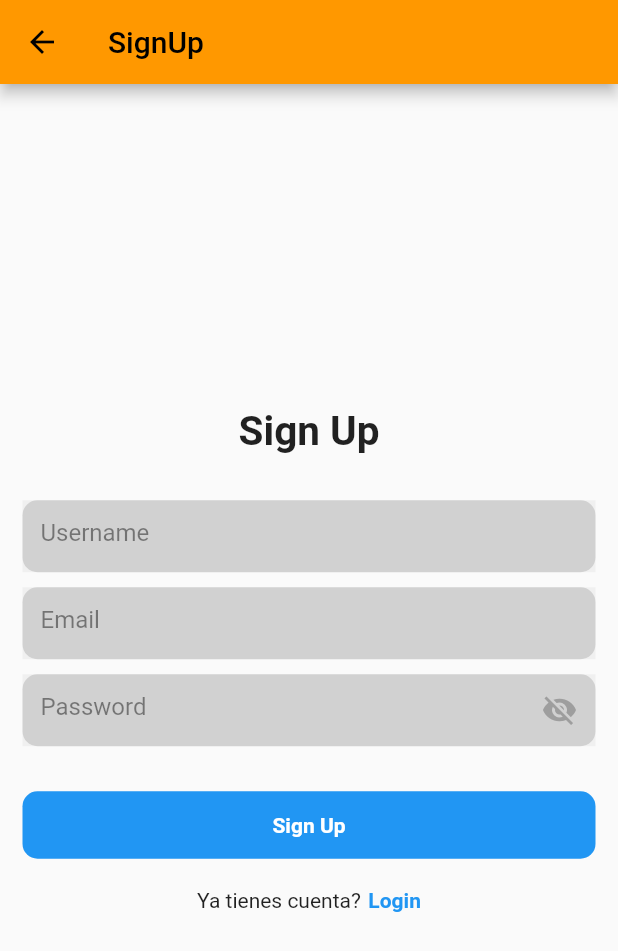
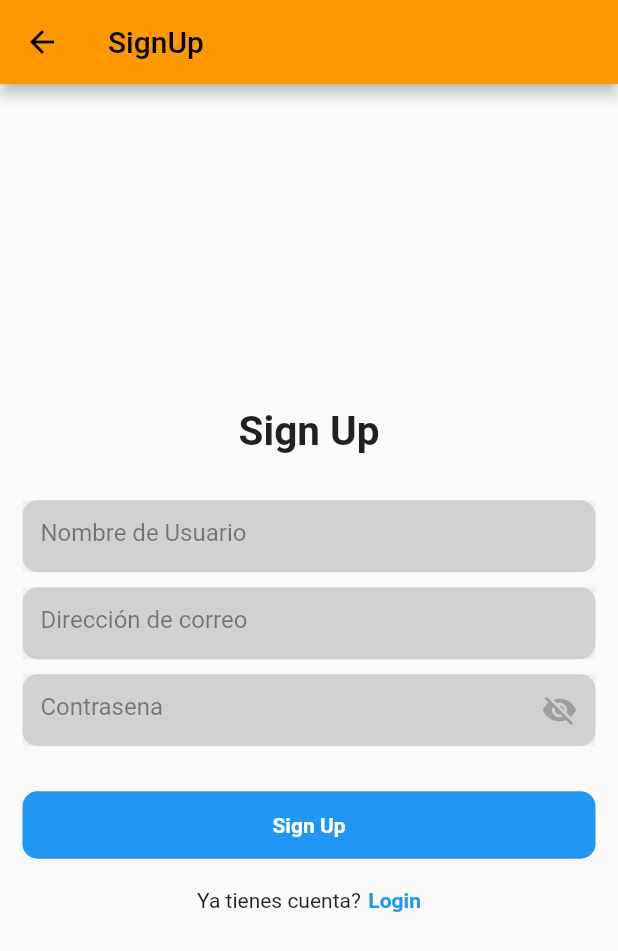
Before and after one commit to devgamez2022/one_flutter, a Flutter app: the SignUpPage screen opened by its route, on a phone screen of 412 x 824 dp. Shown: the top 951 px of the screen. Run offline on Flutter 3.47's test engine with Material 2 defaults, Android fonts, the light colour scheme and no system bars; our stand-ins replace cloud_firestore, firebase_auth, firebase_core; accounts and stored records are empty.

Commit message:
cambios realizados en los fichero de LogIn y SignUp

```diff
--- a/lib/views/sign_up_auth.dart
+++ b/lib/views/sign_up_auth.dart
@@ -2,7 +2,7 @@ import 'package:firebase_auth/firebase_auth.dart';
 import 'package:flutter/material.dart';
 import 'package:one_flutter/user_auth/firebase_auth_services.dart';
 import 'package:one_flutter/views/login_page.dart';
-import 'package:one_flutter/widget/form_container_widget.dart';
+import 'package:one_flutter/widget/input_widget.dart';
 
 
 class SignUpPage extends StatefulWidget {
@@ -49,25 +49,25 @@ class _SignUpPageState extends State<SignUpPage> {
                 const SizedBox(
                   height: 30,
                 ),
-                FormContainerWidget(
+                InputWidget(
                   controller: _usernameController,
-                  hintText: "Username",
+                  hintText: "Nombre de Usuario",
                   isPasswordField: false,
                 ),
                 const SizedBox(
                   height: 10,
                 ),
-                FormContainerWidget(
+                InputWidget(
                   controller: _emailController,
-                  hintText: "Email",
+                  hintText: "Dirección de correo",
                   isPasswordField: false,
                 ),
                 const SizedBox(
                   height: 10,
                 ),
-                FormContainerWidget(
+                InputWidget(
                   controller: _passwordController,
-                  hintText: "Password",
+                  hintText: "Contrasena",
                   isPasswordField: true,
                 ),
                 const SizedBox(
```
Also changed, not shown: lib/views/login_page.dart (+11 -7 lines), lib/widget/input_password1.dart (added, +39 -0 lines), lib/views/login_page1.dart (added), lib/widget/input_widget.dart (renamed from lib/widget/input_password.dart).
